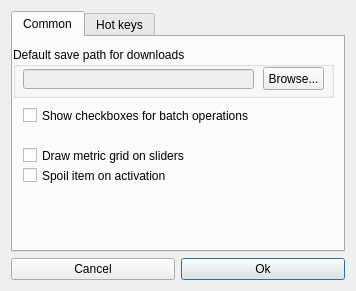
The window that dialogs/settings_dialog.ui (jeyboy/palyo2) describes before a commit, drawn with Qt 5.
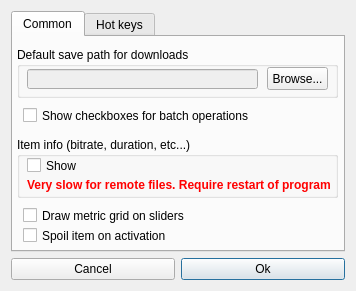
The same window after the commit.

Commit message: extend settings for info - fixes

The edit to the form file:
```diff
--- a/dialogs/settings_dialog.ui
+++ b/dialogs/settings_dialog.ui
@@ -49,7 +49,7 @@
       <widget class="QGroupBox" name="groupBox">
        <property name="geometry">
         <rect>
-         <x>0</x>
+         <x>4</x>
          <y>10</y>
          <width>321</width>
          <height>51</height>
@@ -102,7 +102,7 @@
        <property name="geometry">
         <rect>
          <x>10</x>
-         <y>110</y>
+         <y>170</y>
          <width>311</width>
          <height>17</height>
         </rect>
@@ -115,7 +115,7 @@
        <property name="geometry">
         <rect>
          <x>10</x>
-         <y>130</y>
+         <y>190</y>
          <width>311</width>
          <height>17</height>
         </rect>
@@ -124,6 +124,45 @@
         <string>Spoil item on activation</string>
        </property>
       </widget>
+      <widget class="QGroupBox" name="groupBox_2">
+       <property name="geometry">
+        <rect>
+         <x>4</x>
+         <y>100</y>
+         <width>321</width>
+         <height>61</height>
+        </rect>
+       </property>
+       <property name="title">
+        <string>Item info (bitrate, duration, etc...)</string>
+       </property>
+       <widget class="QCheckBox" name="showInfo">
+        <property name="geometry">
+         <rect>
+          <x>10</x>
+          <y>20</y>
+          <width>311</width>
+          <height>17</height>
+         </rect>
+        </property>
+        <property name="text">
+         <string>Show</string>
+        </property>
+       </widget>
+       <widget class="QLabel" name="label">
+        <property name="geometry">
+         <rect>
+          <x>10</x>
+          <y>40</y>
+          <width>321</width>
+          <height>16</height>
+         </rect>
+        </property>
+        <property name="text">
+         <string>&lt;html&gt;&lt;head/&gt;&lt;body&gt;&lt;p&gt;&lt;span style=&quot; font-weight:600; color:#ff0000;&quot;&gt;Very slow for remote files. Require restart of program&lt;/span&gt;&lt;/p&gt;&lt;/body&gt;&lt;/html&gt;</string>
+        </property>
+       </widget>
+      </widget>
      </widget>
      <widget class="QWidget" name="hot_keys_tab">
       <attribute name="title">
```
The commit also changes 13 other files.
